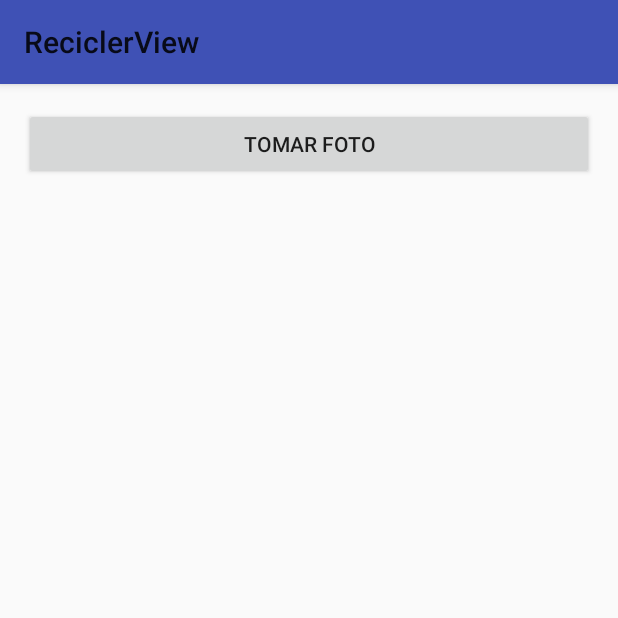
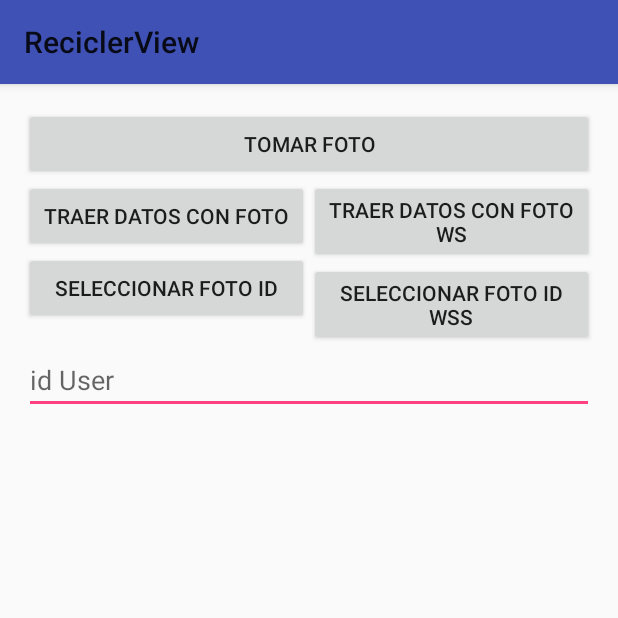
Before and after one commit to carmanu125/recyclerView, an Android app: the screen it shows after launch (ImageActivity), on a phone screen of 412 x 824 dp, the top half of it. Run offline under Robolectric (Android 15) with nearby library versions, the phone set to English and light mode, and no system bars.

Commit message:
Fotos Local y envio Remoto

```diff
--- a/app/src/main/res/layout/activity_image.xml
+++ b/app/src/main/res/layout/activity_image.xml
@@ -20,6 +20,72 @@
         android:text="Tomar Foto"
         android:onClick="tomarFoto"/>
 
+    <LinearLayout
+        android:layout_width="match_parent"
+        android:layout_height="wrap_content"
+        android:orientation="horizontal">
+
+
+
+        <LinearLayout
+            android:layout_width="0dp"
+            android:layout_height="match_parent"
+            android:layout_weight="2"
+            android:orientation="vertical">
+
+
+            <Button
+                android:id="@+id/btMostarIdFoto"
+                android:layout_width="match_parent"
+                android:layout_height="wrap_content"
+                android:layout_alignParentTop="true"
+                android:layout_centerHorizontal="true"
+                android:text="Traer Datos Con foto"
+                android:onClick="mostrarIdFoto"/>
+
+            <Button
+                android:layout_width="match_parent"
+                android:layout_height="wrap_content"
+                android:layout_alignParentTop="true"
+                android:layout_centerHorizontal="true"
+                android:text="Seleccionar Foto Id"
+                android:onClick="setPhoto"/>
+
+        </LinearLayout>
+        <LinearLayout
+            android:layout_width="0dp"
+            android:layout_height="match_parent"
+            android:layout_weight="2"
+            android:orientation="vertical">
+
+
+            <Button
+                android:id="@+id/btMostarIdFotoWS"
+                android:layout_width="match_parent"
+                android:layout_height="wrap_content"
+                android:layout_alignParentTop="true"
+                android:layout_centerHorizontal="true"
+                android:text="Traer Datos Con foto WS"
+                android:onClick="mostrarIdFotoWS"/>
+
+            <Button
+                android:layout_width="match_parent"
+                android:layout_height="wrap_content"
+                android:layout_alignParentTop="true"
+                android:layout_centerHorizontal="true"
+                android:text="Seleccionar Foto Id WSs"
+                android:onClick="setPhotoWS"/>
+
+        </LinearLayout>
+    </LinearLayout>
+
+
+    <EditText
+        android:layout_width="match_parent"
+        android:layout_height="wrap_content"
+        android:id="@+id/edIdUser"
+        android:hint="id User"/>
+
     <ImageView
         android:layout_width="match_parent"
         android:layout_height="wrap_content"
```
Also changed, not shown: app/src/main/java/com/jcd/reciclerview/ImageActivity.java (+46 -0 lines), app/src/main/java/com/jcd/reciclerview/bd/EmCartagoDb.java (+28 -0 lines), app/src/main/java/com/jcd/reciclerview/ws/ImagesAsyncTask.java (added, +95 -0 lines).
